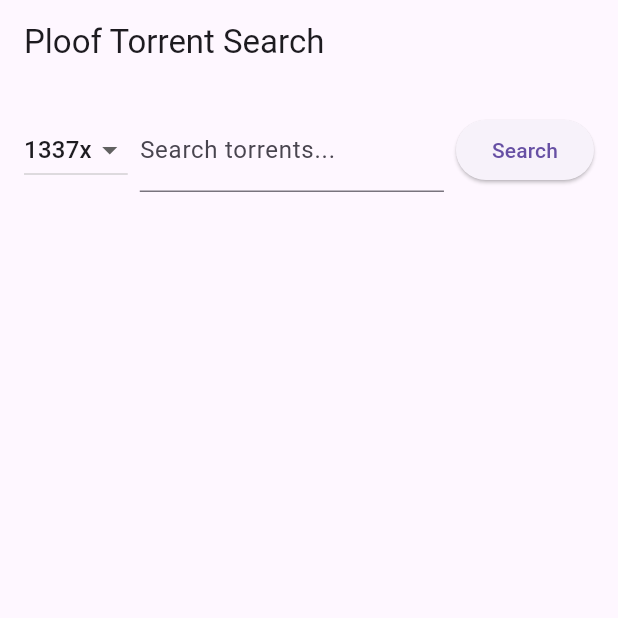
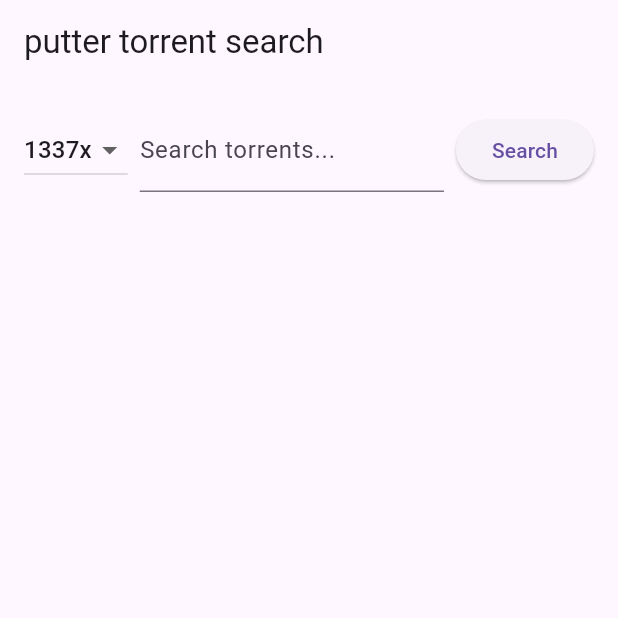
Before and after one commit to 700zx1/putter, a Flutter app: the screen it shows after launch, on a phone screen of 412 x 824 dp, the top half of it. Run offline on Flutter 3.47's test engine with Material 3 defaults, Android fonts, the phone set to English and light mode, and no system bars; our stand-ins replace shared_preferences.

Commit message:
V0.2.0 source upload.  Working Android apk release.

```diff
--- a/lib/main.dart
+++ b/lib/main.dart
@@ -86,7 +86,7 @@ class _TorrentSearchPageState extends State<TorrentSearchPage> {
   @override
   Widget build(BuildContext context) {
     return Scaffold(
-      appBar: AppBar(title: const Text('Ploof Torrent Search')),
+      appBar: AppBar(title: const Text('putter torrent search')),
       body: Padding(
         padding: const EdgeInsets.all(16.0),
         child: Column(
```
